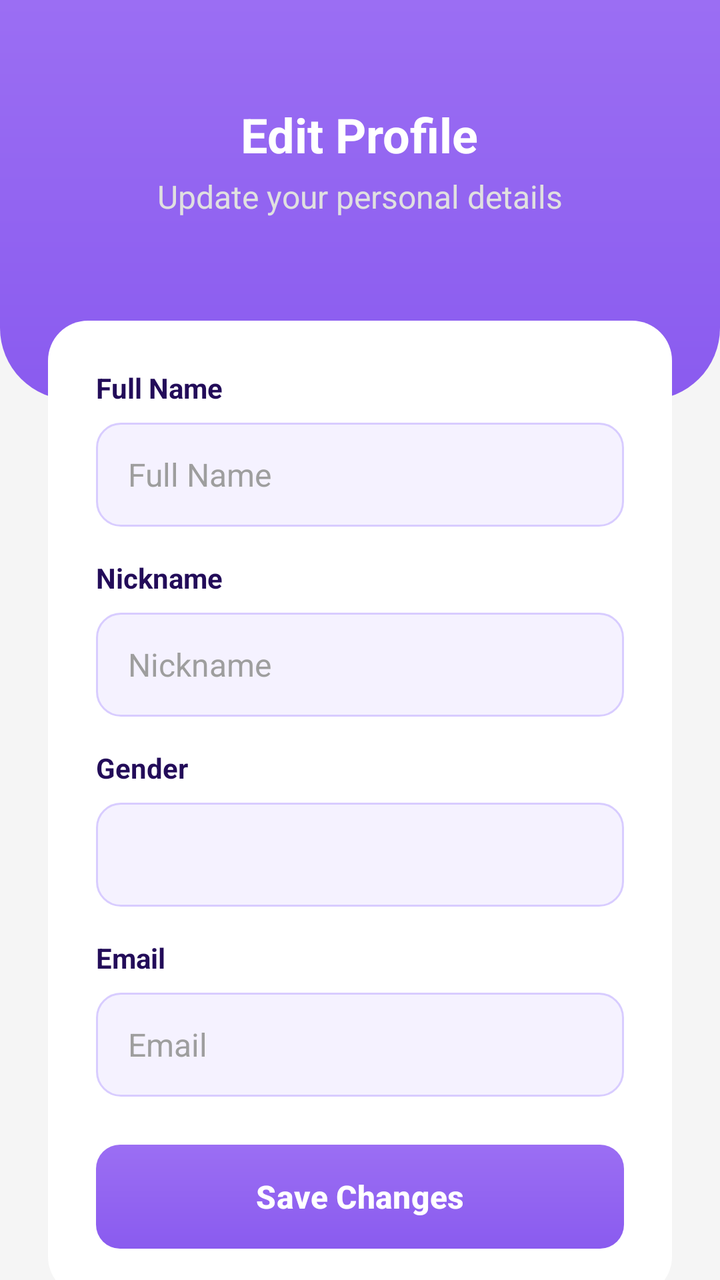
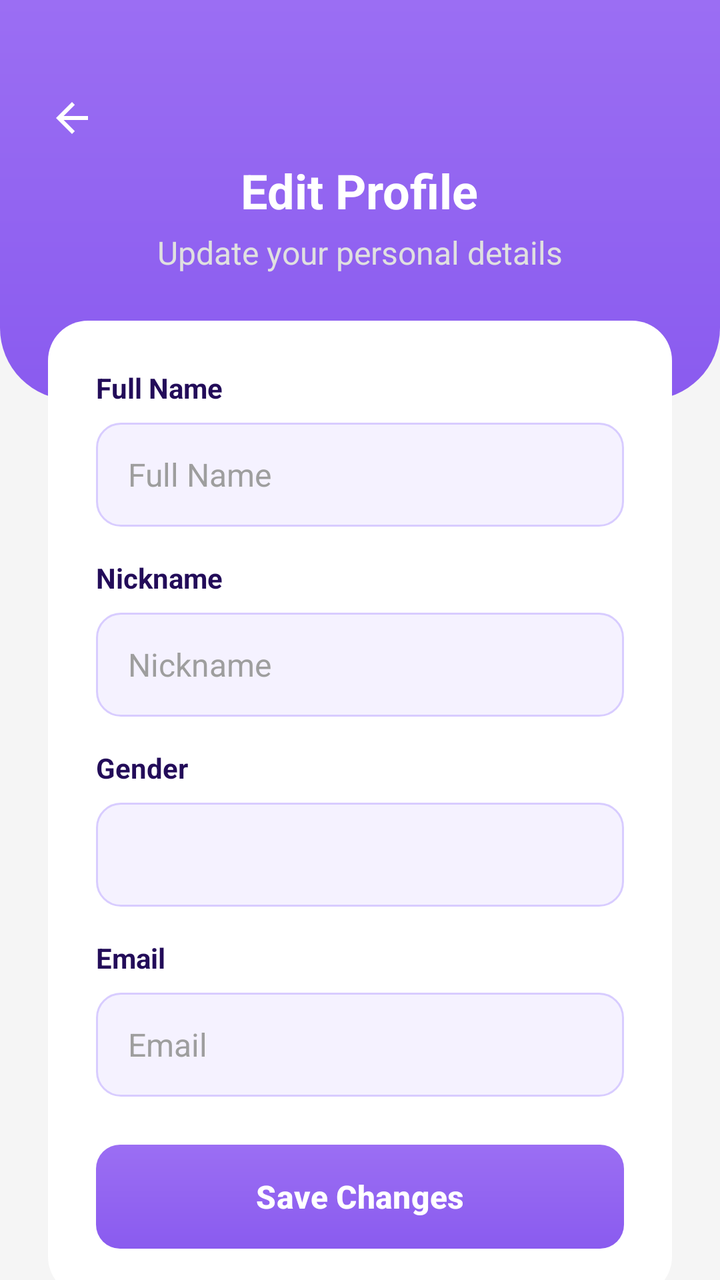

The first picture is an Android layout as it rendered before a commit; the second is the same layout after the commit. The layout source and the unified diff follow.
<!-- AndroidManifest.xml: application theme Theme.PlanUp -->
<!-- res/layout/activity_edit_profile.xml -->
<?xml version="1.0" encoding="utf-8"?>
<androidx.constraintlayout.widget.ConstraintLayout xmlns:android="http://schemas.android.com/apk/res/android"
    xmlns:app="http://schemas.android.com/apk/res-auto"
    xmlns:tools="http://schemas.android.com/tools"
    android:id="@+id/main"
    android:layout_width="match_parent"
    android:layout_height="match_parent"
    android:background="@color/background_light"
    tools:context=".EditProfileActivity">

    
    <LinearLayout
        android:id="@+id/header"
        android:layout_width="0dp"
        android:layout_height="200dp"
        android:background="@drawable/bg_header"
        android:gravity="center"
        android:orientation="vertical"
        android:paddingBottom="40dp"
        app:layout_constraintEnd_toEndOf="parent"
        app:layout_constraintStart_toStartOf="parent"
        app:layout_constraintTop_toTopOf="parent">

        <TextView
            style="@style/AppText.Header"
            android:layout_width="wrap_content"
            android:layout_height="wrap_content"
            android:text="Edit Profile"
            android:textColor="@color/white" />

        <TextView
            style="@style/AppText.Subtitle"
            android:layout_width="wrap_content"
            android:layout_height="wrap_content"
            android:layout_marginTop="4dp"
            android:text="Update your personal details"
            android:textColor="#E0E0E0" />
    </LinearLayout>

    <LinearLayout
        android:id="@+id/editCard"
        android:layout_width="0dp"
        android:layout_height="wrap_content"
        android:layout_marginStart="24dp"
        android:layout_marginEnd="24dp"
        android:layout_marginTop="-40dp"
        android:padding="24dp"
        android:background="@drawable/bg_white_card"
        android:orientation="vertical"
        app:layout_constraintTop_toBottomOf="@id/header"
        app:layout_constraintStart_toStartOf="parent"
        app:layout_constraintEnd_toEndOf="parent">

        <TextView
            style="@style/AppText.Body"
            android:layout_width="wrap_content"
            android:layout_height="wrap_content"
            android:text="Full Name"
            android:textStyle="bold"
            android:textColor="@color/primaryColor"
            android:layout_marginBottom="8dp"/>

        <EditText
            android:id="@+id/etFullName"
            style="@style/AppEditText"
            android:layout_width="match_parent"
            android:hint="Full Name"
            android:layout_marginBottom="16dp"/>

        <TextView
            style="@style/AppText.Body"
            android:layout_width="wrap_content"
            android:layout_height="wrap_content"
            android:text="Nickname"
            android:textStyle="bold"
            android:textColor="@color/primaryColor"
            android:layout_marginBottom="8dp"/>

        <EditText
            android:id="@+id/etNickname"
            style="@style/AppEditText"
            android:layout_width="match_parent"
            android:hint="Nickname"
            android:layout_marginBottom="16dp"/>

        <TextView
            style="@style/AppText.Body"
            android:layout_width="wrap_content"
            android:layout_height="wrap_content"
            android:text="Gender"
            android:textStyle="bold"
            android:textColor="@color/primaryColor"
            android:layout_marginBottom="8dp"/>

        <Spinner
            android:id="@+id/spGender"
            style="@style/AppEditText"
            android:layout_width="match_parent"
            android:layout_marginBottom="16dp"/>

        <TextView
            style="@style/AppText.Body"
            android:layout_width="wrap_content"
            android:layout_height="wrap_content"
            android:text="Email"
            android:textStyle="bold"
            android:textColor="@color/primaryColor"
            android:layout_marginBottom="8dp"/>

        <EditText
            android:id="@+id/etEmail"
            style="@style/AppEditText"
            android:layout_width="match_parent"
            android:hint="Email"
            android:enabled="true"
            android:textColor="@color/textColorPrimary"
            android:layout_marginBottom="24dp"/>

        <com.google.android.material.button.MaterialButton
            android:id="@+id/btnSave"
            style="@style/AppButton"
            android:layout_width="match_parent"
            android:text="Save Changes" />
    </LinearLayout>

</androidx.constraintlayout.widget.ConstraintLayout>
<!-- resources referenced by this layout -->
<resources>
  <color name="background_light">#F5F5F5</color>
  <color name="primaryColor">#230C59</color>
  <color name="textColorPrimary">#230C59</color>
  <color name="white">#FFFFFFFF</color>
  <!-- drawable bg_header (drawable) -->
  <?xml version="1.0" encoding="utf-8"?>
  <shape xmlns:android="http://schemas.android.com/apk/res/android">
      <gradient
          android:startColor="#9B6EF3"
          android:endColor="#8A5BEF"
          android:angle="270"/>
  
      <corners
          android:bottomLeftRadius="36dp"
          android:bottomRightRadius="36dp"/>
  </shape>
  <!-- drawable bg_white_card (drawable) -->
  <?xml version="1.0" encoding="utf-8"?>
  <shape xmlns:android="http://schemas.android.com/apk/res/android">
      <solid android:color="@android:color/white"/>
      <corners android:radius="20dp"/>
  
  </shape>
  <style name="AppEditText">
          <item name="android:layout_height">52dp</item>
          <item name="android:background">@drawable/bg_input</item>
          <item name="android:paddingLeft">16dp</item>
          <item name="android:paddingRight">16dp</item>
          <item name="android:textSize">16sp</item>
          <item name="android:textColor">@color/textColorPrimary</item>
          <item name="android:textColorHint">@color/hintColor</item>
      </style>
  <style name="AppText.Body" parent="AppText">
          <item name="android:textSize">14sp</item>
          <item name="android:textColor">@color/textColorSecondary</item>
      </style>
  <style name="AppText.Header" parent="AppText">
          <item name="android:textSize">24sp</item>
          <item name="android:textStyle">bold</item>
      </style>
  <style name="AppText.Subtitle" parent="AppText">
          <item name="android:textSize">16sp</item>
          <item name="android:textColor">@color/primaryLightColor</item>
      </style>
  <style name="Theme.PlanUp" parent="Base.Theme.PlanUp" />
  <!-- drawable bg_button_gradient (drawable) -->
  <?xml version="1.0" encoding="utf-8"?>
  <ripple xmlns:android="http://schemas.android.com/apk/res/android"
      android:color="@color/secondaryColor">
      <item>
          <shape android:shape="rectangle">
              <gradient
                  android:startColor="#9B6EF3"
                  android:endColor="#8A5BEF"
                  android:angle="270"/>
              <corners android:radius="12dp"/>
          </shape>
      </item>
  </ripple>
  <!-- drawable bg_input (drawable) -->
  <?xml version="1.0" encoding="utf-8"?>
  <shape xmlns:android="http://schemas.android.com/apk/res/android">
      <solid android:color="#F5F2FF"/>
  
      <corners android:radius="12dp"/>
  
      <stroke
          android:width="1dp"
          android:color="#D8CCFF"/>
  
  </shape>
  <color name="hintColor">#9E9E9E</color>
  <style name="AppText" parent="android:Widget.TextView">
          <item name="android:textColor">@color/textColorPrimary</item>
      </style>
  <color name="textColorSecondary">#616161</color>
  <color name="primaryLightColor">#8E7CC3</color>
  <color name="secondaryColor">#EDE7FF</color>
  <color name="primaryDarkColor">#1A0844</color>
  <style name="DialogButtonStyle" parent="Widget.Material3.Button.TextButton">
          <item name="android:textColor">@color/primaryColor</item>
      </style>
  <!-- unchanged entries left out for length: 3 -->
</resources>

<!-- the commit's change to res/layout/activity_edit_profile.xml (unified diff, before → after) -->
@@ -20,6 +20,22 @@
         app:layout_constraintEnd_toEndOf="parent"
         app:layout_constraintStart_toStartOf="parent"
         app:layout_constraintTop_toTopOf="parent">
+
+        <RelativeLayout
+            android:layout_width="match_parent"
+            android:layout_height="wrap_content"
+            android:layout_marginHorizontal="16dp"
+            android:layout_marginTop="16dp">
+
+            <ImageView
+                android:id="@+id/btnBack"
+                android:layout_width="40dp"
+                android:layout_height="40dp"
+                android:padding="8dp"
+                android:background="?attr/selectableItemBackgroundBorderless"
+                android:src="@drawable/ic_back"
+                app:tint="@color/white" />
+        </RelativeLayout>
 
         <TextView
             style="@style/AppText.Header"
<!-- resource entries referenced after the edit -->
@@ -23,6 +23,16 @@
       <corners android:radius="20dp"/>
   
   </shape>
+  <!-- drawable ic_back (drawable) -->
+  <vector xmlns:android="http://schemas.android.com/apk/res/android"
+      android:width="24dp"
+      android:height="24dp"
+      android:viewportWidth="24"
+      android:viewportHeight="24">
+    <path
+        android:fillColor="#000000"
+        android:pathData="M20,11H7.83l5.59,-5.59L12,4l-8,8 8,8 1.41,-1.41L7.83,13H20v-2z"/>
+  </vector>
   <style name="AppEditText">
           <item name="android:layout_height">52dp</item>
           <item name="android:background">@drawable/bg_input</item>
